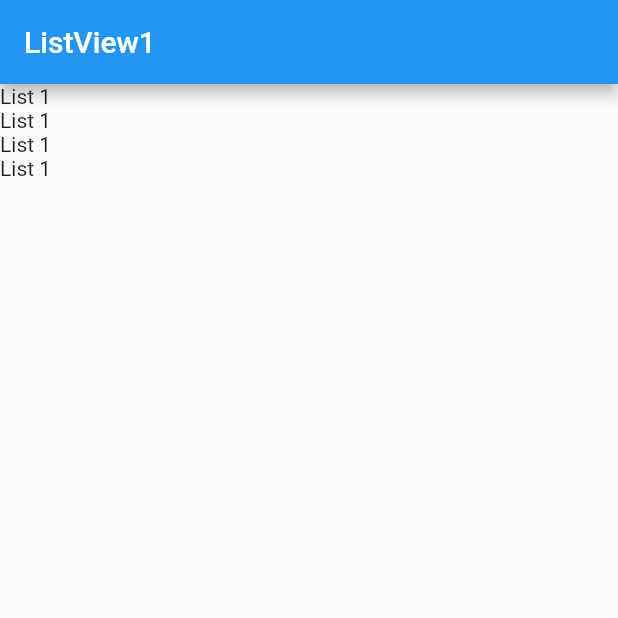
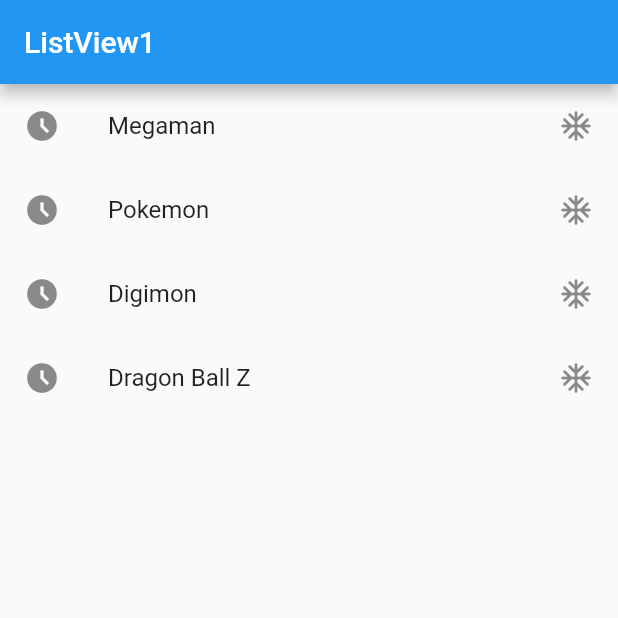
Before and after one commit to eivanphils/flutter-components, a Flutter app: the screen it shows after launch, on a phone screen of 412 x 824 dp, the top half of it. Run offline on Flutter 3.47's test engine with Material 2 defaults, Android fonts, the phone set to English and light mode, and no system bars.

Commit message:
Agregado ListTile Widget

```diff
--- a/lib/screens/listview1_screen.dart
+++ b/lib/screens/listview1_screen.dart
@@ -1,23 +1,26 @@
 import 'package:flutter/material.dart';
 
 class ListViewScreen extends StatelessWidget {
+  final options = const ['Megaman', 'Pokemon', 'Digimon', 'Dragon Ball Z'];
 
   const ListViewScreen({Key? key}) : super(key: key);
 
   @override
   Widget build(BuildContext context) {
     return Scaffold(
-      appBar: AppBar(
-        title: const Text('ListView1'),
-      ),
-      body: ListView(
-        children: const [
-          Text('List 1'),
-          Text('List 1'),
-          Text('List 1'),
-          Text('List 1'),
-        ],
-      )
-    );
+        appBar: AppBar(
+          title: const Text('ListView1'),
+        ),
+        body: ListView(
+          children: [
+            ...options.map(
+              (option) => ListTile(
+                leading: const Icon(Icons.access_time_filled),
+                title: Text(option),
+                trailing: const Icon(Icons.ac_unit_rounded),
+              )
+            ).toList()
+          ],
+        ));
   }
 }
```
